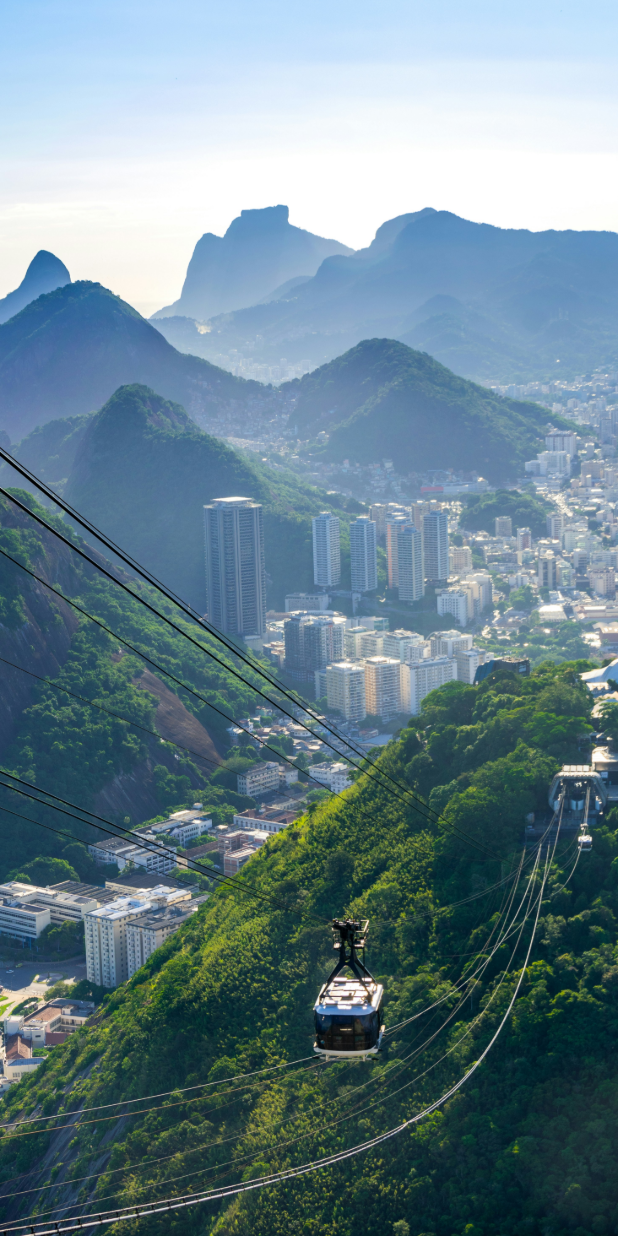
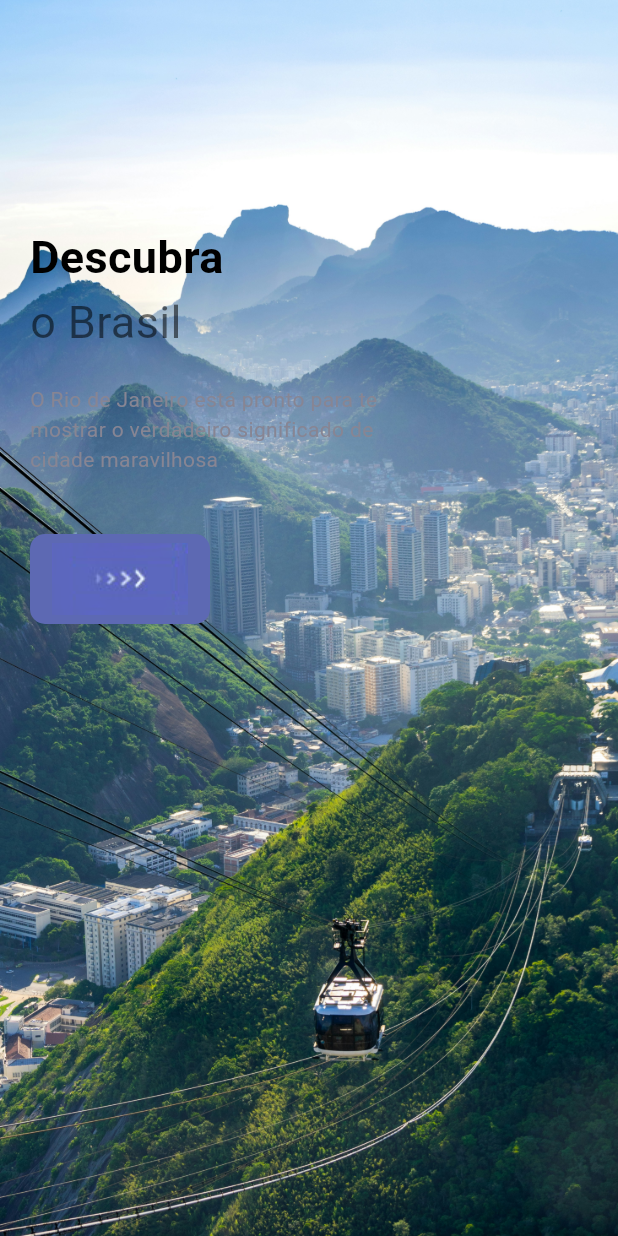
Before and after one commit to lucas-marchi/viaja_norte_e_sul, a Flutter app: the screen it shows after launch, swiped to page 3, on a phone screen of 412 x 824 dp. Run offline on Flutter 3.47's test engine with Material 3 defaults, Android fonts, the phone set to English and light mode, and no system bars.

Commit message:
Textos e botão

```diff
--- /dev/null
+++ b/lib/misc/colors.dart
@@ -0,0 +1,11 @@
+import 'dart:ui';
+
+class AppColors{
+  static final Color textColor1= Color(0xFF989acd);
+  static final Color textColor2 = Color(0xFF878593);
+  static final Color bigTextColor=Color(0xFF2e2e31);
+  static final Color mainColor= Color(0xFF5d69b3);
+  static final Color starColor = Color(0xFFe7bb4e);
+  static final Color mainTextColor = Color(0xFFababad);
+  static final Color buttonBackground = Color(0xFFf1f1f9);
+}
--- a/lib/pages/welcome_page.dart
+++ b/lib/pages/welcome_page.dart
@@ -1,4 +1,8 @@
 import 'package:flutter/material.dart';
+import 'package:viaja_norte_e_sul/misc/colors.dart';
+import 'package:viaja_norte_e_sul/widgets/app_large_text.dart';
+import 'package:viaja_norte_e_sul/widgets/app_text.dart';
+import 'package:viaja_norte_e_sul/widgets/responsive_button.dart';
 
 class WelcomePage extends StatefulWidget {
   const WelcomePage({super.key});
@@ -38,8 +42,21 @@ class _WelcomePageState extends State<WelcomePage> {
               child: Row(
                 children: [
                   Column(
+                    crossAxisAlignment: CrossAxisAlignment.start,
                     children: [
-
+                      AppLargeText(text: "Descubra"),
+                      AppText(text: "o Brasil", size: 30,),
+                      SizedBox(height: 20,),
+                      Container(
+                        width: 250,
+                        child: AppText(
+                          text: "O Rio de Janeiro está pronto para te mostrar o verdadeiro significado de cidade maravilhosa",
+                          color: AppColors.textColor2,
+                          size: 14,
+                          ),
+                      ),
+                      SizedBox(height: 40,),
+                      ResponsiveButton(width: 120,)
                     ],
                   )
                 ],),
--- a/lib/widgets/app_large_text.dart
+++ b/lib/widgets/app_large_text.dart
@@ -1,18 +1,23 @@
 import 'package:flutter/material.dart';
 
 class AppLargeText extends StatelessWidget {
-  int size;
+  double size;
   final String text;
   final Color color;
-  AppLargeText({super.key,
-
+    AppLargeText({super.key,
+    this.size=30,
     required this.text,
-    required this.color});
+    this.color=Colors.black});
 
   @override
   Widget build(BuildContext context) {
     return Text(
-      text
+      text,
+      style: TextStyle(
+        color: color,
+        fontSize: size,
+        fontWeight: FontWeight.bold
+      ),
     );
   }
 }
--- a/lib/widgets/app_text.dart
+++ b/lib/widgets/app_text.dart
@@ -0,0 +1,22 @@
+import 'package:flutter/material.dart';
+
+class AppText extends StatelessWidget {
+  double size;
+  final String text;
+  final Color color;
+    AppText({super.key,
+    this.size=16,
+    required this.text,
+    this.color=Colors.black54});
+
+  @override
+  Widget build(BuildContext context) {
+    return Text(
+      text,
+      style: TextStyle(
+        color: color,
+        fontSize: size,
+      ),
+    );
+  }
+}
--- /dev/null
+++ b/lib/widgets/responsive_button.dart
@@ -0,0 +1,26 @@
+import 'package:flutter/material.dart';
+import 'package:viaja_norte_e_sul/misc/colors.dart';
+
+class ResponsiveButton extends StatelessWidget {
+  bool? isResponsive;
+  double? width;
+  ResponsiveButton({super.key, this.width, this.isResponsive=false});
+
+  @override
+  Widget build(BuildContext context) {
+    return Container(
+      width: width,
+      height: 60,
+      decoration: BoxDecoration(
+        borderRadius: BorderRadius.circular(10),
+        color: AppColors.mainColor
+      ),
+      child: Row(
+        mainAxisAlignment: MainAxisAlignment.center,
+        children: [
+          Image.asset("img/button-one.png")
+        ],
+      ),
+    );
+  }
+}
```
Also changed, not shown: img/button-one.png (added).
